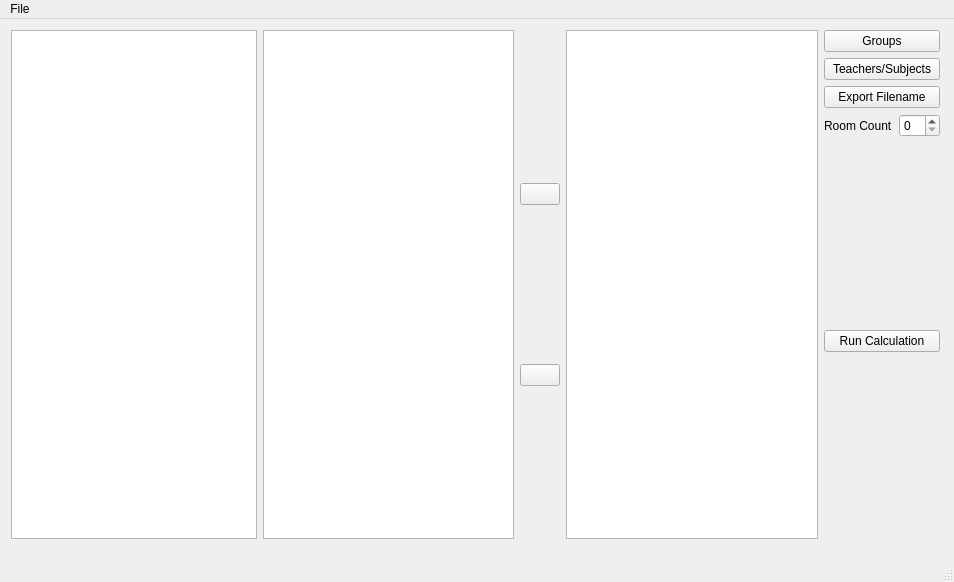
Old version of the form mainwindow.ui in the repository blumix/scheduler.
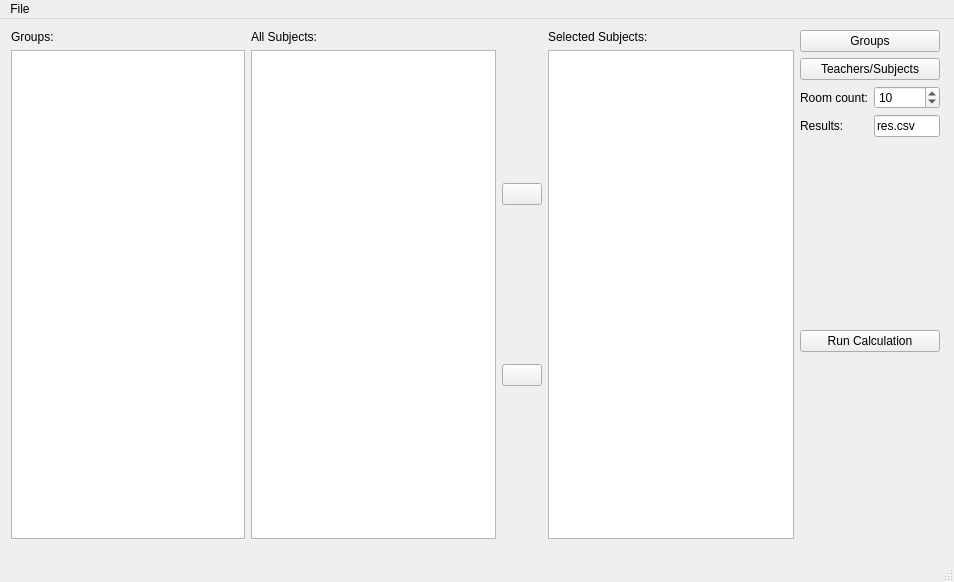
New version of the form. Icons and pictures are not drawn.

Commit message: main window changes

Patch:
```diff
--- a/mainwindow.ui
+++ b/mainwindow.ui
@@ -38,14 +38,32 @@
        <item>
         <layout class="QVBoxLayout" name="verticalLayout_3">
          <item>
-          <widget class="QTreeView" name="treeView"/>
+          <widget class="QLabel" name="label_3">
+           <property name="text">
+            <string>Groups:</string>
+           </property>
+          </widget>
+         </item>
+         <item>
+          <widget class="QTreeView" name="groups_tree"/>
          </item>
         </layout>
        </item>
        <item>
         <layout class="QHBoxLayout" name="horizontalLayout_3">
          <item>
-          <widget class="QListView" name="listView"/>
+          <layout class="QVBoxLayout" name="verticalLayout">
+           <item>
+            <widget class="QLabel" name="label_4">
+             <property name="text">
+              <string>All Subjects:</string>
+             </property>
+            </widget>
+           </item>
+           <item>
+            <widget class="QTreeView" name="all_subjects"/>
+           </item>
+          </layout>
          </item>
          <item>
           <layout class="QVBoxLayout" name="verticalLayout_2">
@@ -86,7 +104,18 @@
           </layout>
          </item>
          <item>
-          <widget class="QListView" name="listView_2"/>
+          <layout class="QVBoxLayout" name="verticalLayout_4">
+           <item>
+            <widget class="QLabel" name="label_5">
+             <property name="text">
+              <string>Selected Subjects:</string>
+             </property>
+            </widget>
+           </item>
+           <item>
+            <widget class="QListView" name="selected_subjects"/>
+           </item>
+          </layout>
          </item>
         </layout>
        </item>
@@ -101,29 +130,51 @@
          </property>
         </widget>
        </item>
-       <item row="3" column="0">
-        <layout class="QHBoxLayout" name="horizontalLayout_4">
-         <property name="sizeConstraint">
-          <enum>QLayout::SetMaximumSize</enum>
-         </property>
-         <item>
+       <item row="2" column="0">
+        <layout class="QGridLayout" name="gridLayout_2">
+         <item row="0" column="1">
+          <widget class="QSpinBox" name="rooms_count">
+           <property name="minimum">
+            <number>1</number>
+           </property>
+           <property name="maximum">
+            <number>999</number>
+           </property>
+           <property name="value">
+            <number>10</number>
+           </property>
+          </widget>
+         </item>
+         <item row="0" column="0">
           <widget class="QLabel" name="label">
-           <property name="sizePolicy">
-            <sizepolicy hsizetype="Preferred" vsizetype="Minimum">
-             <horstretch>0</horstretch>
-             <verstretch>0</verstretch>
-            </sizepolicy>
+           <property name="text">
+            <string>Room count:</string>
            </property>
+          </widget>
+         </item>
+         <item row="1" column="1">
+          <widget class="QLineEdit" name="file_name">
            <property name="text">
-            <string>Room Count</string>
+            <string>res.csv</string>
            </property>
           </widget>
          </item>
-         <item>
-          <widget class="QSpinBox" name="room_count"/>
+         <item row="1" column="0">
+          <widget class="QLabel" name="label_2">
+           <property name="text">
+            <string>Results:</string>
+           </property>
+          </widget>
          </item>
         </layout>
        </item>
+       <item row="3" column="0" rowspan="3">
+        <widget class="QPushButton" name="run_calculation">
+         <property name="text">
+          <string>Run Calculation</string>
+         </property>
+        </widget>
+       </item>
        <item row="1" column="0">
         <widget class="QPushButton" name="teacher_button">
          <property name="text">
@@ -131,20 +182,6 @@
          </property>
         </widget>
        </item>
-       <item row="2" column="0">
-        <widget class="QPushButton" name="filename_button">
-         <property name="text">
-          <string>Export Filename</string>
-         </property>
-        </widget>
-       </item>
-       <item row="4" column="0" rowspan="3">
-        <widget class="QPushButton" name="run_calculation">
-         <property name="text">
-          <string>Run Calculation</string>
-         </property>
-        </widget>
-       </item>
       </layout>
      </item>
     </layout>
```
Left out of the diff: 2 changed lines with no effect on the pictures. The commit also changes 7 other files.
